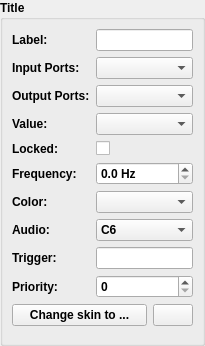
This is app/elementeditor.ui in GIBIS-UNIFESP/wiRedPanda as Qt 5 draws it before an edit. The edited form follows.
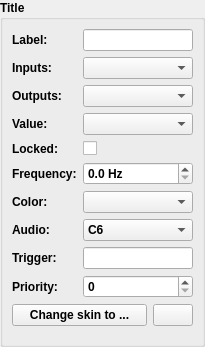
This is the edited form. Icons and pictures are not drawn.

Diff of the .ui file:
```diff
--- a/app/elementeditor.ui
+++ b/app/elementeditor.ui
@@ -7,7 +7,7 @@
     <x>0</x>
     <y>0</y>
     <width>205</width>
-    <height>346</height>
+    <height>347</height>
    </rect>
   </property>
   <property name="windowTitle">
@@ -43,7 +43,7 @@
       <item row="2" column="0">
        <widget class="QLabel" name="labelInputs">
         <property name="text">
-         <string>Input Ports:</string>
+         <string>Inputs:</string>
         </property>
        </widget>
       </item>
@@ -71,7 +71,7 @@
       <item row="4" column="0">
        <widget class="QLabel" name="labelOutputs">
         <property name="text">
-         <string>Output Ports:</string>
+         <string>Outputs:</string>
         </property>
        </widget>
       </item>
```
